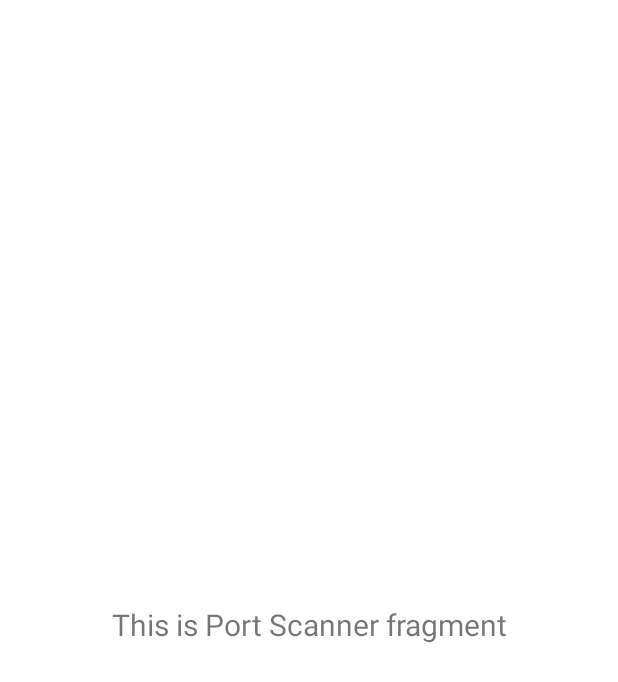
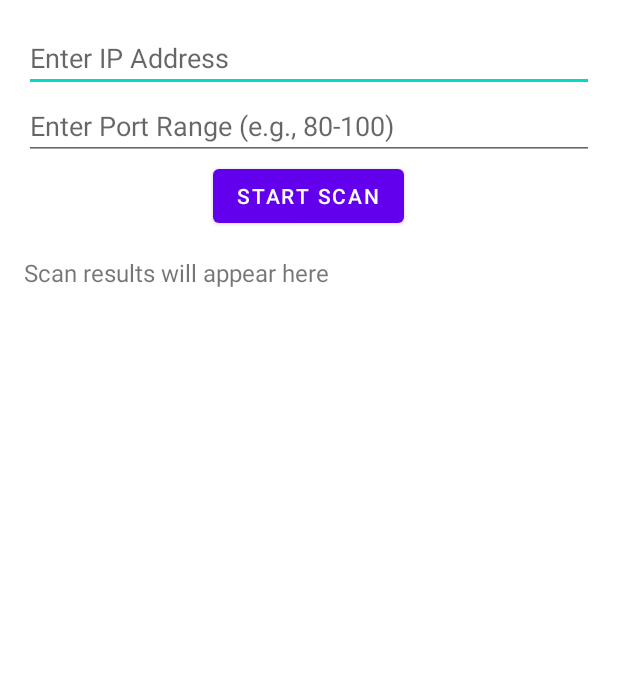
Before and after one commit to spyhydra/CyberSec, an Android app: the fragment NmapFragment shown on its own in the app's theme, on a phone screen of 412 x 824 dp. Shown: the top 682 px of the screen. Run offline under Robolectric (Android 15) with nearby library versions, the phone set to English and light mode, and no system bars.

Commit message:
nmap moudle woriking

```diff
--- a/app/src/main/AndroidManifest.xml
+++ b/app/src/main/AndroidManifest.xml
@@ -1,7 +1,7 @@
 <?xml version="1.0" encoding="utf-8"?>
 <manifest xmlns:android="http://schemas.android.com/apk/res/android"
     xmlns:tools="http://schemas.android.com/tools">
-
+    <uses-permission android:name="android.permission.INTERNET" />
     <application
         android:allowBackup="true"
         android:dataExtractionRules="@xml/data_extraction_rules"
--- a/app/src/main/java/com/example/cybersec/ui/nmap/NmapFragment.java
+++ b/app/src/main/java/com/example/cybersec/ui/nmap/NmapFragment.java
@@ -1,37 +1,124 @@
 package com.example.cybersec.ui.nmap;
 
+import android.os.AsyncTask;
 import android.os.Bundle;
 import android.view.LayoutInflater;
 import android.view.View;
 import android.view.ViewGroup;
+import android.widget.Button;
+import android.widget.EditText;
 import android.widget.TextView;
+import android.widget.Toast;
 
 import androidx.annotation.NonNull;
 import androidx.fragment.app.Fragment;
-import androidx.lifecycle.ViewModelProvider;
 
-import com.example.cybersec.databinding.FragmentScannerBinding;
+import com.example.cybersec.R;
+
+import java.io.IOException;
+import java.net.Socket;
+import java.util.HashMap;
+import java.util.Map;
 
 public class NmapFragment extends Fragment {
 
-    private FragmentScannerBinding binding;
+    private EditText targetIpEditText, portRangeEditText;
+    private Button scanButton;
+    private TextView resultsTextView;
 
-    public View onCreateView(@NonNull LayoutInflater inflater,
-                             ViewGroup container, Bundle savedInstanceState) {
-        NmapViewModel nmapViewModel =
-                new ViewModelProvider(this).get(NmapViewModel.class);
+    private static final Map<Integer, String> PORT_TO_SERVICE_MAP = new HashMap<>();
 
-        binding = FragmentScannerBinding.inflate(inflater, container, false);
-        View root = binding.getRoot();
+    static {
+        PORT_TO_SERVICE_MAP.put(80, "HTTP");
+        PORT_TO_SERVICE_MAP.put(443, "HTTPS");
+        PORT_TO_SERVICE_MAP.put(22, "SSH");
+        PORT_TO_SERVICE_MAP.put(21, "FTP");
+        PORT_TO_SERVICE_MAP.put(23, "Telnet");
+        PORT_TO_SERVICE_MAP.put(25, "SMTP");
+        PORT_TO_SERVICE_MAP.put(53, "DNS");
+        PORT_TO_SERVICE_MAP.put(3306, "MySQL");
+        PORT_TO_SERVICE_MAP.put(8080, "HTTP Proxy");
+        PORT_TO_SERVICE_MAP.put(3389, "RDP (Remote Desktop)");
+        // Add more ports and services as needed
+    }
 
-        final TextView textView = binding.textPortscanner;
-        nmapViewModel.getText().observe(getViewLifecycleOwner(), textView::setText);
+    public View onCreateView(@NonNull LayoutInflater inflater, ViewGroup container, Bundle savedInstanceState) {
+        // Inflate the layout for this fragment
+        View root = inflater.inflate(R.layout.fragment_scanner, container, false);
+
+        targetIpEditText = root.findViewById(R.id.targetIp);
+        portRangeEditText = root.findViewById(R.id.portRange);
+        scanButton = root.findViewById(R.id.scanButton);
+        resultsTextView = root.findViewById(R.id.results);
+
+        scanButton.setOnClickListener(new View.OnClickListener() {
+            @Override
+            public void onClick(View view) {
+                String ip = targetIpEditText.getText().toString().trim();
+                String portRange = portRangeEditText.getText().toString().trim();
+
+                if (ip.isEmpty() || portRange.isEmpty()) {
+                    Toast.makeText(getActivity(), "Please enter both IP and port range", Toast.LENGTH_SHORT).show();
+                } else {
+                    String[] range = portRange.split("-");
+                    if (range.length == 2) {
+                        int startPort = Integer.parseInt(range[0]);
+                        int endPort = Integer.parseInt(range[1]);
+                        new PortScannerTask().execute(ip, startPort, endPort);
+                    } else {
+                        Toast.makeText(getActivity(), "Invalid port range format", Toast.LENGTH_SHORT).show();
+                    }
+                }
+            }
+        });
+
         return root;
     }
 
-    @Override
-    public void onDestroyView() {
-        super.onDestroyView();
-        binding = null;
+    // AsyncTask for port scanning
+    private class PortScannerTask extends AsyncTask<Object, Void, String> {
+
+        @Override
+        protected String doInBackground(Object... params) {
+            String ip = (String) params[0];
+            int startPort = (int) params[1];
+            int endPort = (int) params[2];
+
+            StringBuilder openPorts = new StringBuilder();
+            for (int port = startPort; port <= endPort; port++) {
+                if (isPortOpen(ip, port)) {
+                    String service = getServiceName(port);
+                    openPorts.append("Port ").append(port).append(" is OPEN (").append(service).append(")\n");
+                }
+            }
+
+            return openPorts.toString();
+        }
+
+        @Override
+        protected void onPostExecute(String result) {
+            // Show scan results in the TextView
+            if (result.isEmpty()) {
+                resultsTextView.setText("No open ports found.");
+            } else {
+                resultsTextView.setText(result);
+            }
+        }
+
+        private boolean isPortOpen(String ip, int port) {
+            try {
+                Socket socket = new Socket();
+                socket.connect(new java.net.InetSocketAddress(ip, port), 1000);  // 1 second timeout
+                socket.close();
+                return true;
+            } catch (IOException e) {
+                return false;
+            }
+        }
+
+        // Lookup service by port number
+        private String getServiceName(int port) {
+            return PORT_TO_SERVICE_MAP.getOrDefault(port, "Unknown Service");
+        }
     }
 }
--- a/app/src/main/res/layout/fragment_scanner.xml
+++ b/app/src/main/res/layout/fragment_scanner.xml
@@ -1,22 +1,37 @@
 <?xml version="1.0" encoding="utf-8"?>
-<androidx.constraintlayout.widget.ConstraintLayout xmlns:android="http://schemas.android.com/apk/res/android"
-    xmlns:app="http://schemas.android.com/apk/res-auto"
-    xmlns:tools="http://schemas.android.com/tools"
+<LinearLayout xmlns:android="http://schemas.android.com/apk/res/android"
     android:layout_width="match_parent"
     android:layout_height="match_parent"
-    tools:context=".ui.nmap.NmapFragment">
+    android:orientation="vertical"
+    android:padding="16dp"
+    android:background="@android:color/white">
+
+    <EditText
+        android:id="@+id/targetIp"
+        android:layout_width="match_parent"
+        android:layout_height="wrap_content"
+        android:hint="Enter IP Address"
+        android:inputType="text" />
+
+    <EditText
+        android:id="@+id/portRange"
+        android:layout_width="match_parent"
+        android:layout_height="wrap_content"
+        android:hint="Enter Port Range (e.g., 80-100)"
+        android:inputType="text" />
+
+    <Button
+        android:id="@+id/scanButton"
+        android:layout_width="wrap_content"
+        android:layout_height="wrap_content"
+        android:text="Start Scan"
+        android:layout_gravity="center" />
 
     <TextView
-        android:id="@+id/text_portscanner"
+        android:id="@+id/results"
         android:layout_width="match_parent"
         android:layout_height="wrap_content"
-        android:layout_marginStart="8dp"
-        android:layout_marginTop="8dp"
-        android:layout_marginEnd="8dp"
-        android:textAlignment="center"
-        android:textSize="20sp"
-        app:layout_constraintBottom_toBottomOf="parent"
-        app:layout_constraintEnd_toEndOf="parent"
-        app:layout_constraintStart_toStartOf="parent"
-        app:layout_constraintTop_toTopOf="parent" />
-</androidx.constraintlayout.widget.ConstraintLayout>
+        android:text="Scan results will appear here"
+        android:textSize="16sp"
+        android:paddingTop="16dp" />
+</LinearLayout>
```
